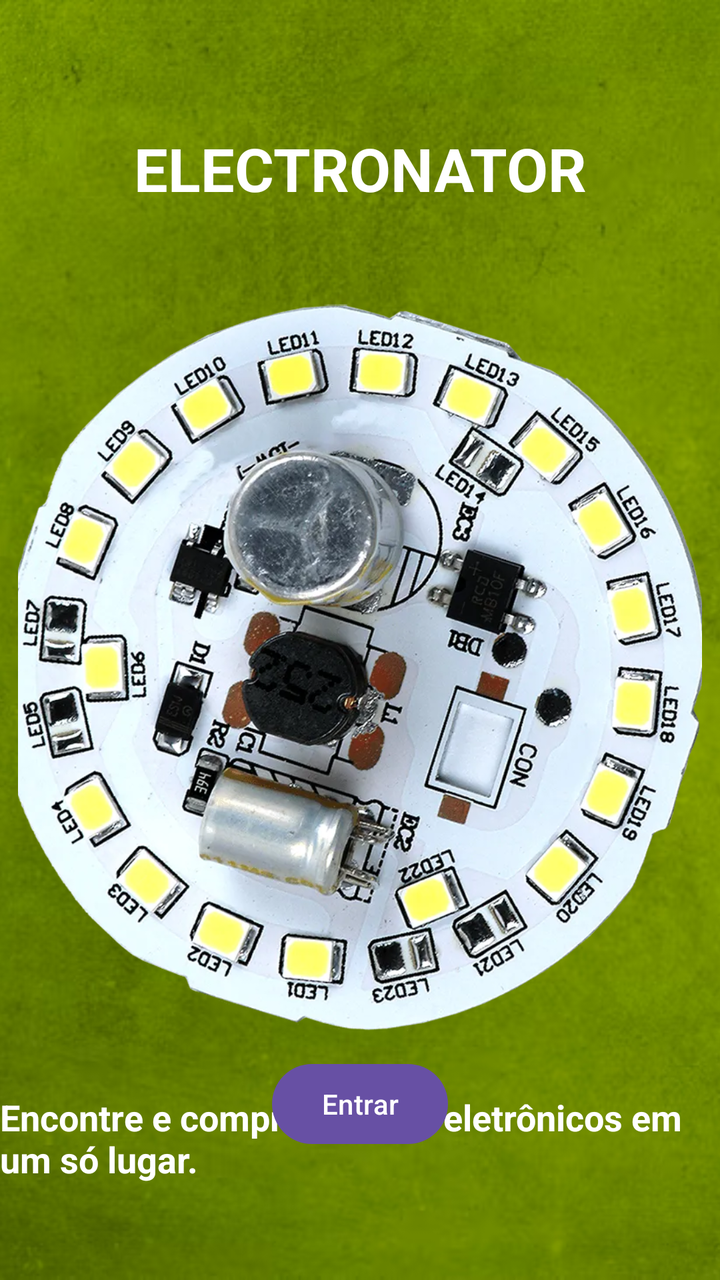
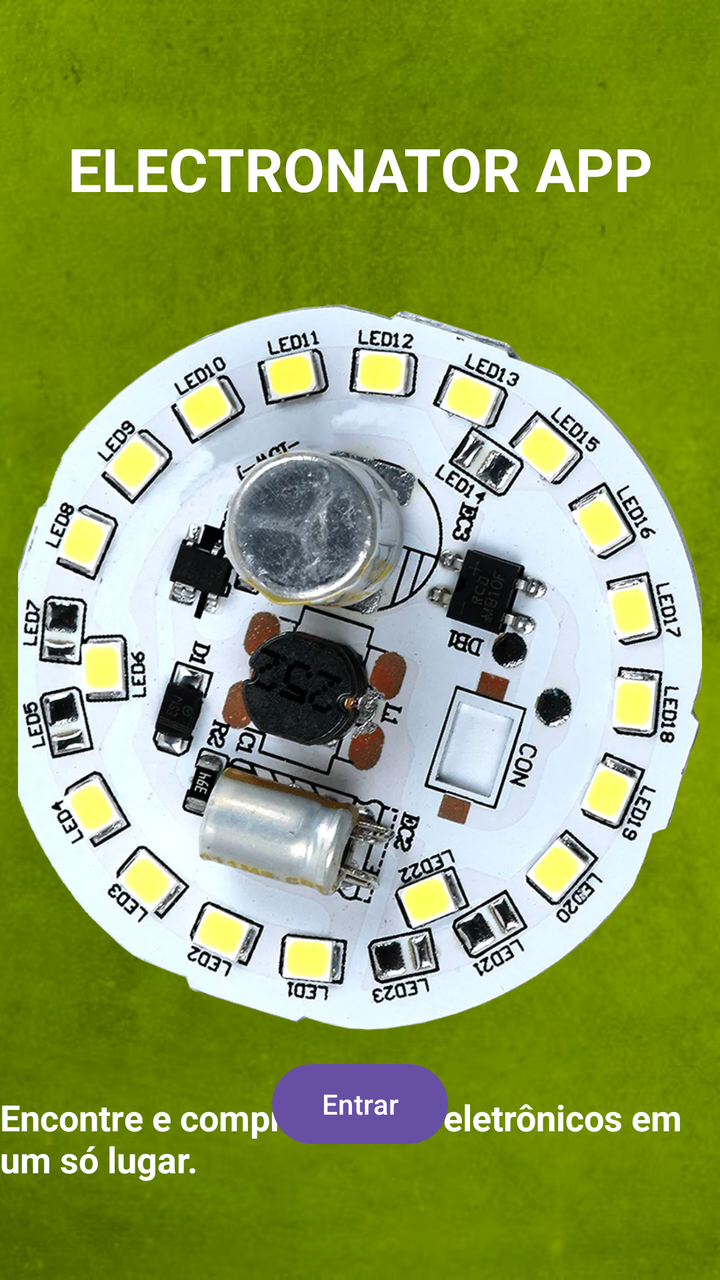

Two renders of the same Android screen: before a commit and after it. Below are the layout's source before the change and the commit's diff.
<!-- AndroidManifest.xml: application theme Theme.Electronator -->
<!-- res/layout/activity_main.xml -->
<?xml version="1.0" encoding="utf-8"?>
<androidx.constraintlayout.widget.ConstraintLayout xmlns:android="http://schemas.android.com/apk/res/android"
    xmlns:app="http://schemas.android.com/apk/res-auto"
    xmlns:tools="http://schemas.android.com/tools"
    android:layout_width="match_parent"
    android:layout_height="match_parent"
    tools:context=".MainActivity">

    <ImageView
        android:id="@+id/imageView3"
        android:layout_width="0dp"
        android:layout_height="0dp"
        android:scaleType="centerCrop"
        app:layout_constraintBottom_toBottomOf="parent"
        app:layout_constraintEnd_toEndOf="parent"
        app:layout_constraintStart_toStartOf="parent"
        app:layout_constraintTop_toTopOf="parent"
        app:srcCompat="@drawable/img" />

    <TextView
        android:id="@+id/electronatorTextView"
        android:layout_width="wrap_content"
        android:layout_height="wrap_content"
        android:layout_marginTop="64dp"
        android:text="ELECTRONATOR"
        android:textColor="@android:color/white"
        android:textSize="30sp"
        android:textStyle="bold"
        app:layout_constraintEnd_toEndOf="parent"
        app:layout_constraintStart_toStartOf="parent"
        app:layout_constraintTop_toTopOf="parent" />

    <ImageView
        android:id="@+id/imageView7"
        android:layout_width="342dp"
        android:layout_height="394dp"
        android:layout_marginTop="32dp"
        android:scaleType="centerCrop"
        app:layout_constraintEnd_toEndOf="parent"
        app:layout_constraintStart_toStartOf="parent"
        app:layout_constraintTop_toBottomOf="@id/electronatorTextView"
        app:srcCompat="@drawable/metal" />

    <TextView
        android:id="@+id/descriptionTextView"
        android:layout_width="wrap_content"
        android:layout_height="wrap_content"
        android:layout_marginTop="16dp"
        android:text="Encontre e compre os seus eletrônicos em um só lugar."
        android:textColor="@android:color/white"
        android:textSize="18sp"
        android:textStyle="bold"
        app:layout_constraintEnd_toEndOf="parent"
        app:layout_constraintStart_toStartOf="parent"
        app:layout_constraintTop_toBottomOf="@id/imageView7" />

    <Button
        android:id="@+id/button2"
        android:layout_width="wrap_content"
        android:layout_height="wrap_content"
        android:layout_marginBottom="64dp"
        android:text="Entrar"
        app:layout_constraintBottom_toBottomOf="parent"
        app:layout_constraintEnd_toEndOf="parent"
        app:layout_constraintStart_toStartOf="parent" />

</androidx.constraintlayout.widget.ConstraintLayout>
<!-- resources referenced by this layout -->
<resources>
  <!-- drawable img: png bitmap (drawable, 346847 bytes) -->
  <!-- drawable metal: png bitmap (drawable, 105914 bytes) -->
  <style name="Theme.Electronator" parent="Theme.MaterialComponents.DayNight.DarkActionBar">
          
          <item name="colorPrimary">@color/purple_500</item>
          <item name="colorPrimaryVariant">@color/purple_700</item>
          <item name="colorOnPrimary">@color/white</item>
          
          <item name="colorSecondary">@color/teal_200</item>
          <item name="colorSecondaryVariant">@color/teal_700</item>
          <item name="colorOnSecondary">@color/black</item>
          
          <item name="android:statusBarColor" tools:targetApi="21">?attr/colorPrimaryVariant</item>
          
      </style>
  <color name="purple_500">#FF6200EE</color>
  <color name="purple_700">#FF3700B3</color>
  <color name="white">#FFFFFFFF</color>
  <color name="teal_200">#FF03DAC5</color>
  <color name="teal_700">#FF018786</color>
  <color name="black">#FF000000</color>
</resources>

<!-- the commit's change to res/layout/activity_main.xml (unified diff, before → after) -->
@@ -22,7 +22,7 @@
         android:layout_width="wrap_content"
         android:layout_height="wrap_content"
         android:layout_marginTop="64dp"
-        android:text="ELECTRONATOR"
+        android:text="ELECTRONATOR APP"
         android:textColor="@android:color/white"
         android:textSize="30sp"
         android:textStyle="bold"
